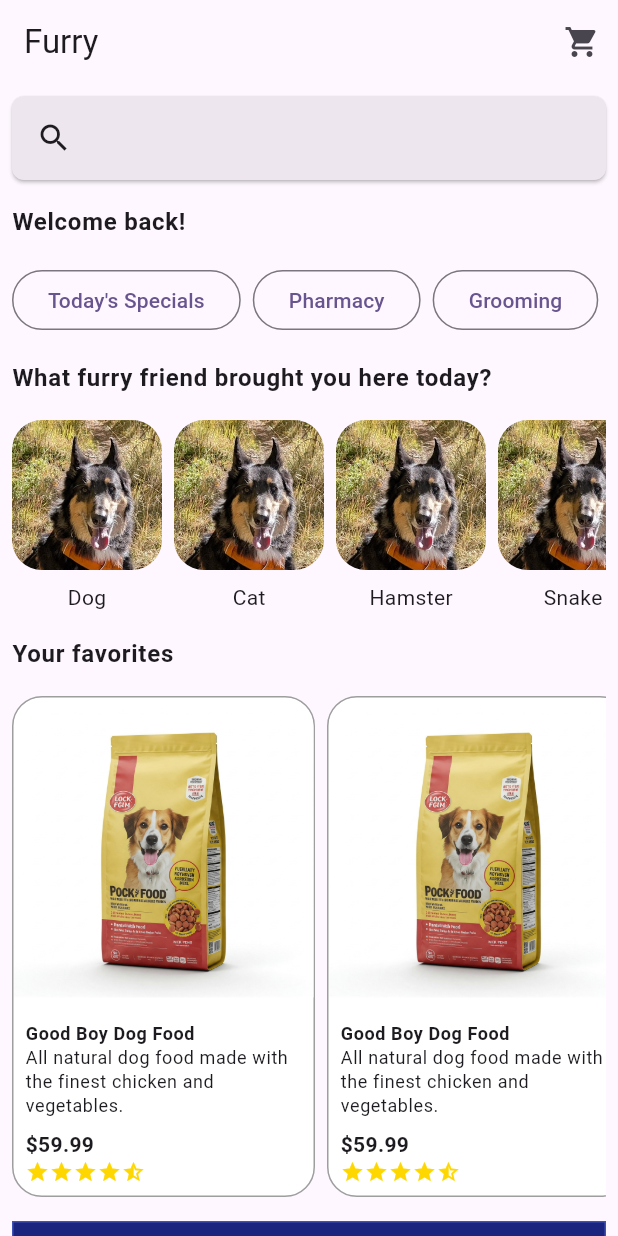
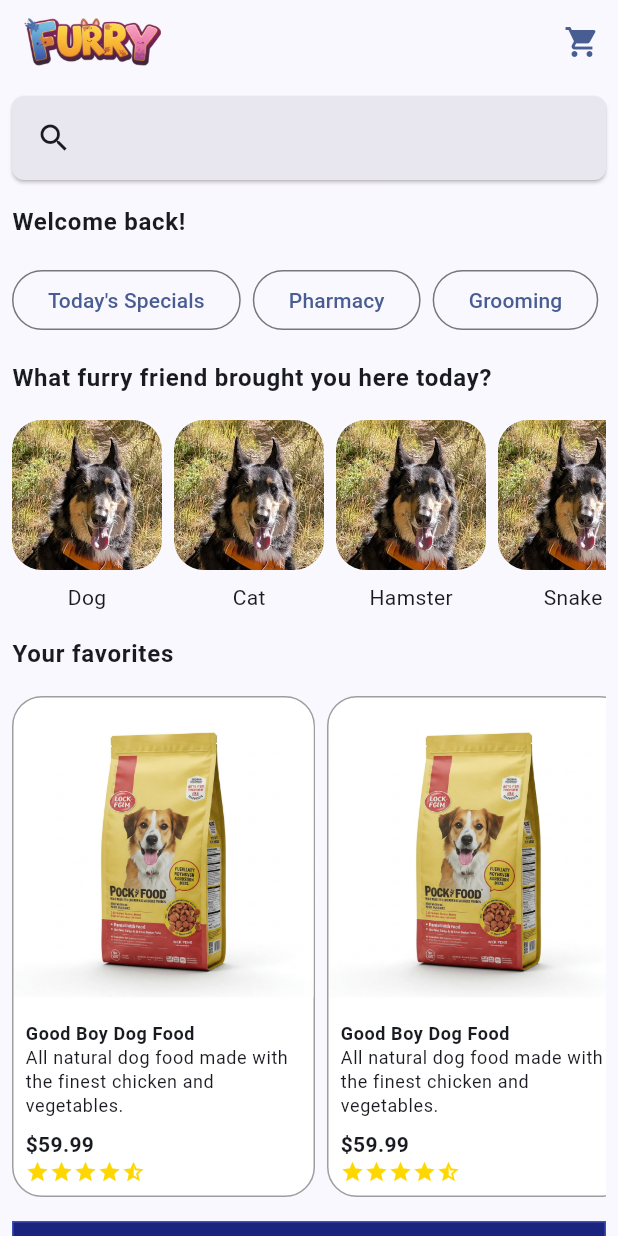
Before and after one commit to noahcolvin/furry_flutter, a Flutter app: the screen it shows after launch, on a phone screen of 412 x 824 dp. Run offline on Flutter 3.47's test engine with Material 3 defaults, Android fonts, the phone set to English and light mode, and no system bars.

Commit message:
Adding logo and color

```diff
--- a/lib/features/dashboard/presentation/dashboard_screen.dart
+++ b/lib/features/dashboard/presentation/dashboard_screen.dart
@@ -10,10 +10,13 @@ class DashboardScreen extends StatelessWidget {
   Widget build(BuildContext context) {
     return Scaffold(
       appBar: AppBar(
-        title: const Text('Furry'),
+        title: Image.asset('assets/images/header_logo.png', height: 32.0),
         actions: [
           IconButton(
-            icon: const Icon(Icons.shopping_cart),
+            icon: Icon(
+              Icons.shopping_cart,
+              color: Theme.of(context).primaryColor,
+            ),
             onPressed: () {
               //showSearch(context: context, delegate: SearchBarDelegate());
             },
--- a/lib/main.dart
+++ b/lib/main.dart
@@ -29,7 +29,7 @@
         //
         // This works for code too, not just values: Most code changes can be
         // tested with just a hot reload.
-        colorScheme: ColorScheme.fromSeed(seedColor: Colors.deepPurple),
+        colorScheme: ColorScheme.fromSeed(seedColor: Color(0xFF3B5BA4)),
         searchBarTheme: SearchBarThemeData(
           elevation: WidgetStatePropertyAll(1.0),
           shape: WidgetStateProperty.all(
--- a/pubspec.yaml
+++ b/pubspec.yaml
@@ -66,6 +66,7 @@ flutter:
     - assets/images/dog.png
     - assets/images/items/dog_food.jpg
     - assets/images/myFriends/cat_friend.jpg
+    - assets/images/header_logo.png
 
   # An image asset can refer to one or more resolution-specific "variants", see
   # https://flutter.dev/to/resolution-aware-images
```
Also changed, not shown: assets/images/header_logo.png (added).
